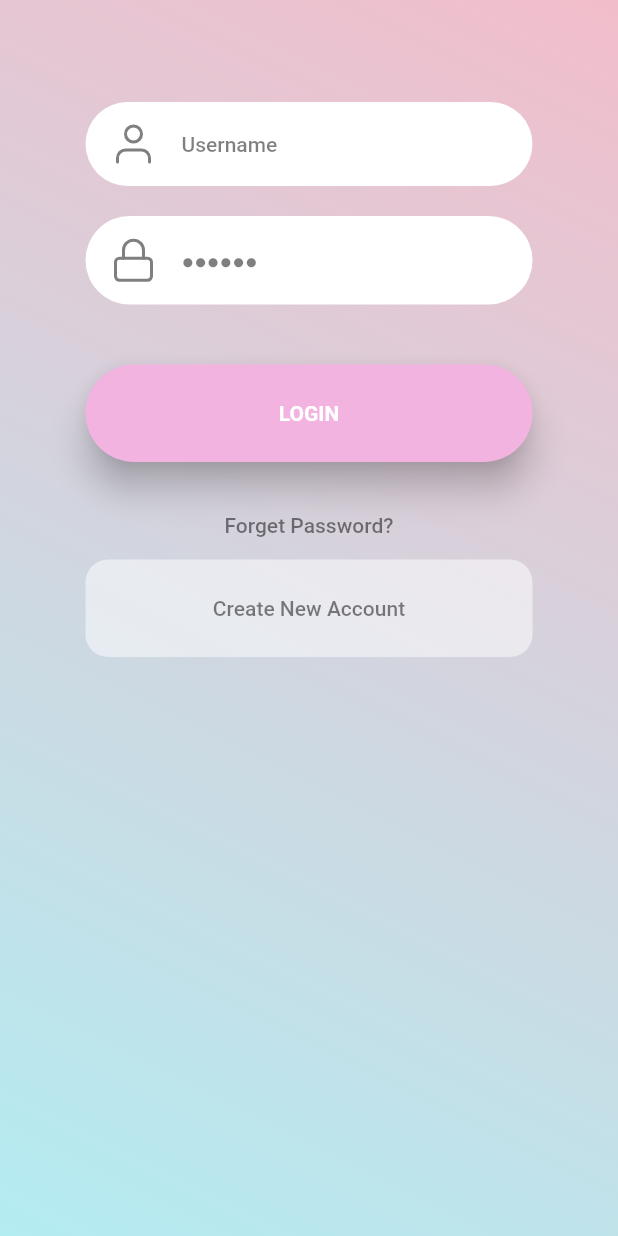
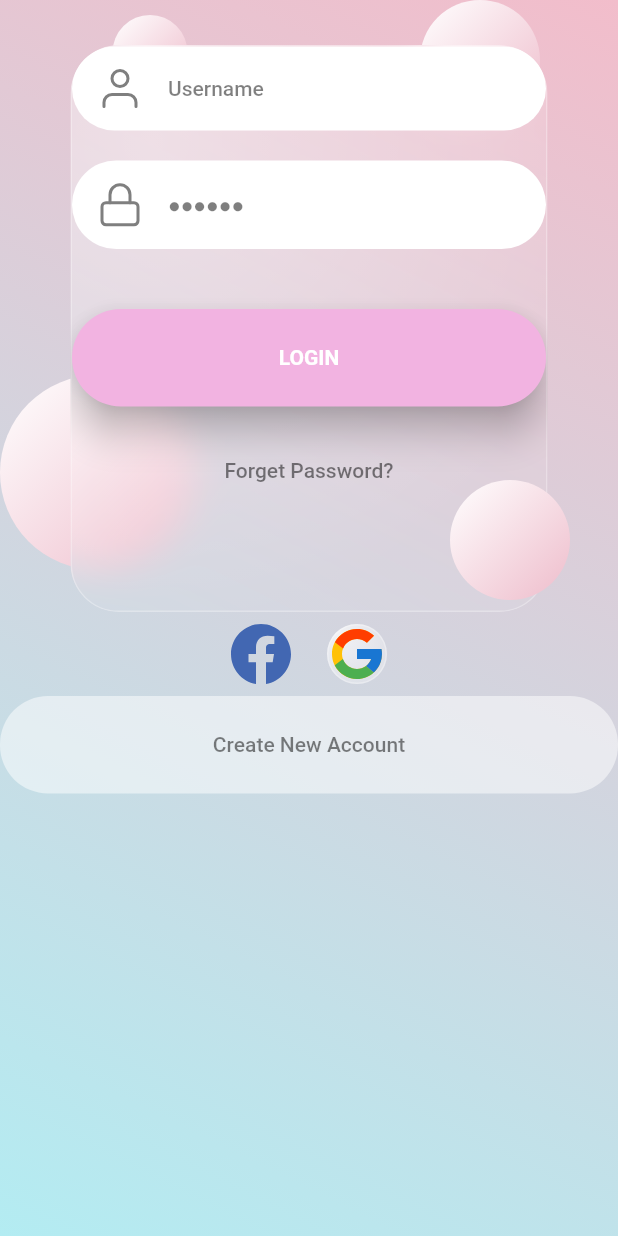
Before and after one commit to mith2000/Baby-Care, a Flutter app: the screen it shows after launch, on a phone screen of 412 x 824 dp. Run offline on Flutter 3.47's test engine with Material 2 defaults, Android fonts, the phone set to English and light mode, and no system bars; drawn by our look-alikes of glass_kit; our stand-ins replace curved_navigation_bar, flutter_svg, hexcolor; Roboto replaces fonts that are missing (Avo).

Commit message:
Remake Login UI for new Glassmorphism design
- New Glassmorphism Login UI using Glass_kit

```diff
--- a/lib/pages/login.dart
+++ b/lib/pages/login.dart
@@ -1,7 +1,11 @@
+import 'dart:ui';
+
 import 'package:flutter/material.dart';
 import 'package:flutter/services.dart';
+import 'package:hexcolor/hexcolor.dart';
 import 'package:scoped_model/scoped_model.dart';
 import 'package:flutter_svg/flutter_svg.dart';
+import 'package:glass_kit/glass_kit.dart';
 
 import '../UI widgets/gradient-bg.dart';
 
@@ -22,7 +26,9 @@ class _LoginPageState extends State<LoginPage> {
 
   final Map<String, String> _icons = {
     'user': 'assets/icon/user.svg',
-    'password': 'assets/icon/password.svg'
+    'password': 'assets/icon/password.svg',
+    'facebook': 'assets/icon/facebook.svg',
+    'google': 'assets/icon/google.svg',
   };
 
   Widget _buildUsernameInput() {
@@ -116,30 +122,6 @@ class _LoginPageState extends State<LoginPage> {
     }
     _formKey.currentState.save();
     Navigator.pushReplacementNamed(context, '/home');
-    // Map<String, dynamic> successInformation = await authenticate(
-    //     _formData['username'], _formData['password'], _authMode);
-
-    // if (successInformation['success']) {
-    //   Navigator.pushReplacementNamed(context, '/');
-    // } else {
-    //   showDialog(
-    //     context: context,
-    //     builder: (BuildContext context) {
-    //       return AlertDialog(
-    //         title: Text('An Error Occurred'),
-    //         content: Text(successInformation['MESSAGE']),
-    //         actions: [
-    //           FlatButton(
-    //             child: Text('OK'),
-    //             onPressed: () {
-    //               Navigator.of(context).pop();
-    //             },
-    //           )
-    //         ],
-    //       );
-    //     },
-    //   );
-    // }
   }
 
   Widget _buildLoginButton() {
@@ -154,29 +136,6 @@ class _LoginPageState extends State<LoginPage> {
         onPressed: () => _authenticationLogin(), //model.authenticate),
       ),
     );
-    // return ScopedModelDescendant<MainModel>(
-    //     builder: (BuildContext context, Widget child, MainModel model) {
-    //   return model.isLoading
-    //       ? CircularProgressIndicator()
-    //       : Container(
-    //           width: inputFieldWidth,
-    //           height: 50,
-    //           child: RaisedButton(
-    //             child: Text(
-    //               _authMode == AuthMode.Login ? 'LOGIN' : 'SIGNUP',
-    //               style: TextStyle(color: Colors.white),
-    //             ),
-    //             onPressed: () => _authenticationLogin(model.authenticate),
-    //             shape: RoundedRectangleBorder(
-    //               borderRadius: BorderRadius.circular(25),
-    //               side: BorderSide(
-    //                 width: 0,
-    //                 style: BorderStyle.none,
-    //               ),
-    //             ),
-    //           ),
-    //         );
-    // });
   }
 
   Widget _buildForgetPasswordButton() {
@@ -200,6 +159,30 @@ class _LoginPageState extends State<LoginPage> {
     );
   }
 
+  Widget _buildOtherAccountButtons() {
+    return Row(
+      mainAxisAlignment: MainAxisAlignment.center,
+      children: [
+        ClipOval(
+          child: TextButton(
+            child: SvgPicture.asset(
+              _icons['facebook'],
+            ),
+            onPressed: () {},
+          ),
+        ),
+        ClipOval(
+          child: TextButton(
+            child: SvgPicture.asset(
+              _icons['google'],
+            ),
+            onPressed: () {},
+          ),
+        ),
+      ],
+    );
+  }
+
   Widget _buildCreateAccountButton() {
     return Container(
       width: 300,
@@ -217,7 +200,7 @@ class _LoginPageState extends State<LoginPage> {
           ),
           shape: MaterialStateProperty.all<OutlinedBorder>(
             RoundedRectangleBorder(
-              borderRadius: BorderRadius.circular(15),
+              borderRadius: BorderRadius.circular(32),
             ),
           ),
           elevation: MaterialStateProperty.all<double>(0),
@@ -229,9 +212,8 @@ class _LoginPageState extends State<LoginPage> {
   @override
   Widget build(BuildContext context) {
     final double deviceWidth = MediaQuery.of(context).size.width;
-    final double inputFieldWidth = deviceWidth > 550 ? 450 : deviceWidth * 0.8;
+    final double inputFieldWidth = deviceWidth * 0.9;
     final List<Widget> _widgets = [
-      SizedBox(height: 68),
       _buildUsernameInput(),
       SizedBox(height: 20),
       _buildPasswordInput(),
@@ -239,15 +221,141 @@ class _LoginPageState extends State<LoginPage> {
       _buildLoginButton(),
       SizedBox(height: 20),
       _buildForgetPasswordButton(),
-      Expanded(
-        child: Align(
-          alignment: Alignment.bottomCenter,
-          child: _buildCreateAccountButton(),
+    ];
+
+    return Scaffold(
+      body: Center(
+        child: GestureDetector(
+          onTap: () {
+            //tap out of container will close the keyboard
+            FocusScope.of(context).requestFocus(FocusNode());
+          },
+          child: Container(
+            decoration: BoxDecoration(
+              gradient: LinearGradient(
+                begin: Alignment.topRight,
+                end: Alignment.bottomLeft,
+                colors: [
+                  Theme.of(context).cardColor,
+                  Theme.of(context).backgroundColor,
+                ],
+              ),
+            ),
+            child: Form(
+              key: _formKey,
+              child: Container(
+                child: ListView(
+                  children: [
+                    Stack(
+                      children: [
+                        Container(
+                          width: 80,
+                          height: 80,
+                          margin: EdgeInsets.only(left: 280),
+                          decoration: BoxDecoration(
+                            gradient: LinearGradient(
+                              colors: [
+                                Colors.white,
+                                HexColor('#EEBCCB'),
+                              ],
+                              begin: Alignment.topLeft,
+                              end: Alignment.bottomRight,
+                            ),
+                            shape: BoxShape.circle,
+                          ),
+                        ),
+                        Container(
+                          width: 50,
+                          height: 50,
+                          margin: EdgeInsets.only(top: 10, left: 75),
+                          decoration: BoxDecoration(
+                            gradient: LinearGradient(
+                              colors: [
+                                Colors.white,
+                                HexColor('#EEBCCB'),
+                              ],
+                              begin: Alignment.topLeft,
+                              end: Alignment.bottomRight,
+                            ),
+                            shape: BoxShape.circle,
+                          ),
+                        ),
+                        Container(
+                          width: 130,
+                          height: 130,
+                          margin: EdgeInsets.only(top: 250),
+                          decoration: BoxDecoration(
+                            gradient: LinearGradient(
+                              colors: [
+                                Colors.white,
+                                HexColor('#EEBCCB'),
+                              ],
+                              begin: Alignment.topLeft,
+                              end: Alignment.bottomRight,
+                            ),
+                            shape: BoxShape.circle,
+                          ),
+                        ),
+                        Container(
+                          margin: EdgeInsets.fromLTRB(47, 30, 47, 0),
+                          alignment: Alignment.topCenter,
+                          child: Container(
+                            height: 378,
+                            child: GlassContainer(
+                              height: 378,
+                              width: inputFieldWidth,
+                              gradient: new RadialGradient(
+                                colors: [
+                                  Colors.white.withOpacity(.42),
+                                  Colors.white.withOpacity(.06),
+                                ],
+                                radius: 1,
+                                center: Alignment(-0.66, -0.66),
+                              ),
+                              blur: 12,
+                              borderColor: Colors.white.withOpacity(.3),
+                              borderRadius: BorderRadius.circular(32.0),
+                              borderWidth: 1.0,
+                              elevation: 10.0,
+                              child: ListView(
+                                children: _widgets,
+                              ),
+                            ),
+                          ),
+                        ),
+                        Container(
+                          width: 80,
+                          height: 80,
+                          margin: EdgeInsets.only(top: 320, left: 300),
+                          decoration: BoxDecoration(
+                            gradient: LinearGradient(
+                              colors: [
+                                Colors.white,
+                                HexColor('#EEBCCB'),
+                              ],
+                              begin: Alignment.topLeft,
+                              end: Alignment.bottomRight,
+                            ),
+                            shape: BoxShape.circle,
+                          ),
+                        ),
+                      ],
+                    ),
+                    Expanded(
+                      child: Align(
+                        alignment: Alignment.bottomCenter,
+                        child: _buildOtherAccountButtons(),
+                      ),
+                    ),
+                    _buildCreateAccountButton(),
+                    SizedBox(height: 20),
+                  ],
+                ),
+              ),
+            ),
+          ),
         ),
       ),
-      SizedBox(height: 20),
-    ];
-
-    return GradientBackground(_formKey, _widgets, context);
+    );
   }
 }
--- a/pubspec.yaml
+++ b/pubspec.yaml
@@ -37,6 +37,7 @@ dependencies:
   flutter_svg: ^0.21.0+1
   hexcolor: ^2.0.3
   curved_navigation_bar: ^0.3.7
+  glass_kit: ^2.0.0
 
 dev_dependencies:
   flutter_test:
@@ -64,6 +65,8 @@ flutter:
     - assets/icon/carriage.svg
     - assets/icon/vaccine.svg
     - assets/icon/user_circle.svg
+    - assets/icon/facebook.svg
+    - assets/icon/google.svg
 
   # An image asset can refer to one or more resolution-specific "variants", see
   # https://flutter.dev/assets-and-images/#resolution-aware.
```
Also changed, not shown: assets/icon/facebook.svg (added), assets/icon/google.svg (added), pubspec.lock.
